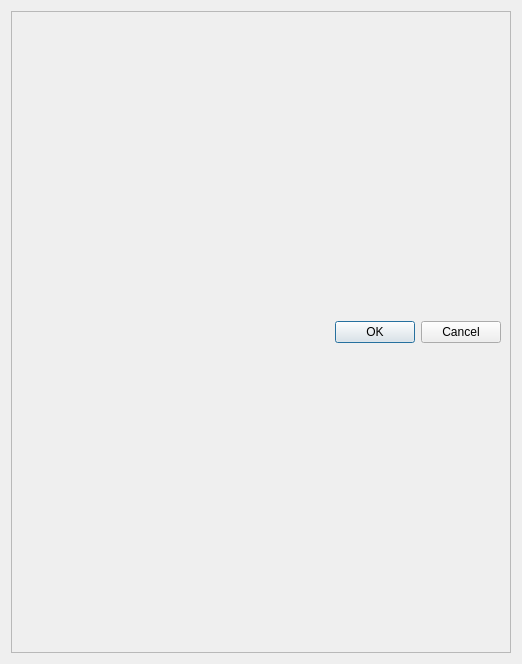
Before: the Qt Designer form maxdomeII.ui in rpineau/maxdomeII, drawn with Qt 5.
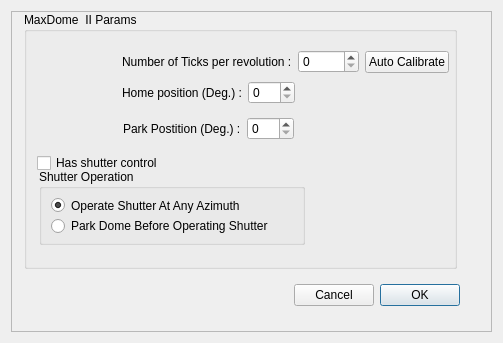
After: the same form once the commit is applied. Custom widgets are drawn as their Qt base class.

What changed in the file:
```diff
--- a/maxdomeII.ui
+++ b/maxdomeII.ui
@@ -6,8 +6,8 @@
    <rect>
     <x>0</x>
     <y>0</y>
-    <width>522</width>
-    <height>664</height>
+    <width>503</width>
+    <height>343</height>
    </rect>
   </property>
   <property name="windowTitle">
@@ -25,9 +25,73 @@
      <property name="SerialPortName" stdset="0">
       <string/>
      </property>
-     <layout class="QGridLayout" name="gridLayout_3">
-      <item row="1" column="0">
-       <layout class="QHBoxLayout" name="horizontalLayout_9">
+     <widget class="QGroupBox" name="MaxDomeIIParams">
+      <property name="geometry">
+       <rect>
+        <x>13</x>
+        <y>1</y>
+        <width>433</width>
+        <height>257</height>
+       </rect>
+      </property>
+      <property name="title">
+       <string>MaxDome  II Params</string>
+      </property>
+      <widget class="QCheckBox" name="checkBox">
+       <property name="geometry">
+        <rect>
+         <x>13</x>
+         <y>142</y>
+         <width>134</width>
+         <height>18</height>
+        </rect>
+       </property>
+       <property name="text">
+        <string>Has shutter control</string>
+       </property>
+      </widget>
+      <widget class="QGroupBox" name="groupBoxShutter">
+       <property name="geometry">
+        <rect>
+         <x>15</x>
+         <y>157</y>
+         <width>266</width>
+         <height>76</height>
+        </rect>
+       </property>
+       <property name="title">
+        <string>Shutter Operation</string>
+       </property>
+       <layout class="QVBoxLayout" name="verticalLayout_2">
+        <item>
+         <widget class="QRadioButton" name="radioButtonShutterAnyAz">
+          <property name="text">
+           <string>Operate Shutter At Any Azimuth</string>
+          </property>
+          <property name="checked">
+           <bool>true</bool>
+          </property>
+         </widget>
+        </item>
+        <item>
+         <widget class="QRadioButton" name="radioButtonradioButtonShutterPark">
+          <property name="text">
+           <string>Park Dome Before Operating Shutter</string>
+          </property>
+         </widget>
+        </item>
+       </layout>
+      </widget>
+      <widget class="QWidget" name="">
+       <property name="geometry">
+        <rect>
+         <x>16</x>
+         <y>32</y>
+         <width>409</width>
+         <height>36</height>
+        </rect>
+       </property>
+       <layout class="QHBoxLayout" name="horizontalLayout">
         <item>
          <spacer name="horizontalSpacer">
           <property name="orientation">
@@ -42,22 +106,184 @@
          </spacer>
         </item>
         <item>
-         <widget class="QPushButton" name="pushButtonOK">
+         <widget class="QLabel" name="label">
           <property name="text">
-           <string>OK</string>
+           <string>Number of Ticks per revolution :</string>
           </property>
          </widget>
         </item>
         <item>
-         <widget class="QPushButton" name="pushButtonCancel">
+         <widget class="QSpinBox" name="ticksPerRev">
+          <property name="maximum">
+           <number>65535</number>
+          </property>
+         </widget>
+        </item>
+        <item>
+         <widget class="QPushButton" name="autoCalibrate">
           <property name="text">
-           <string>Cancel</string>
+           <string>Auto Calibrate</string>
           </property>
          </widget>
         </item>
        </layout>
-      </item>
-     </layout>
+      </widget>
+      <widget class="QWidget" name="">
+       <property name="geometry">
+        <rect>
+         <x>16</x>
+         <y>68</y>
+         <width>337</width>
+         <height>26</height>
+        </rect>
+       </property>
+       <layout class="QHBoxLayout" name="horizontalLayout_2">
+        <item>
+         <spacer name="horizontalSpacer_2">
+          <property name="orientation">
+           <enum>Qt::Horizontal</enum>
+          </property>
+          <property name="sizeHint" stdset="0">
+           <size>
+            <width>40</width>
+            <height>20</height>
+           </size>
+          </property>
+         </spacer>
+        </item>
+        <item>
+         <widget class="QLabel" name="label_2">
+          <property name="text">
+           <string>Home position (Deg.) :</string>
+          </property>
+         </widget>
+        </item>
+        <item>
+         <widget class="QSpinBox" name="homePosition">
+          <property name="maximum">
+           <number>359</number>
+          </property>
+         </widget>
+        </item>
+        <item>
+         <spacer name="horizontalSpacer_5">
+          <property name="orientation">
+           <enum>Qt::Horizontal</enum>
+          </property>
+          <property name="sizeHint" stdset="0">
+           <size>
+            <width>40</width>
+            <height>20</height>
+           </size>
+          </property>
+         </spacer>
+        </item>
+       </layout>
+      </widget>
+      <widget class="QWidget" name="">
+       <property name="geometry">
+        <rect>
+         <x>16</x>
+         <y>104</y>
+         <width>337</width>
+         <height>26</height>
+        </rect>
+       </property>
+       <layout class="QHBoxLayout" name="horizontalLayout_3">
+        <item>
+         <spacer name="horizontalSpacer_3">
+          <property name="orientation">
+           <enum>Qt::Horizontal</enum>
+          </property>
+          <property name="sizeHint" stdset="0">
+           <size>
+            <width>40</width>
+            <height>20</height>
+           </size>
+          </property>
+         </spacer>
+        </item>
+        <item>
+         <widget class="QLabel" name="label_3">
+          <property name="text">
+           <string>Park Postition (Deg.) :</string>
+          </property>
+         </widget>
+        </item>
+        <item>
+         <widget class="QSpinBox" name="pakPosition">
+          <property name="maximum">
+           <number>359</number>
+          </property>
+         </widget>
+        </item>
+        <item>
+         <spacer name="horizontalSpacer_6">
+          <property name="orientation">
+           <enum>Qt::Horizontal</enum>
+          </property>
+          <property name="sizeHint" stdset="0">
+           <size>
+            <width>40</width>
+            <height>20</height>
+           </size>
+          </property>
+         </spacer>
+        </item>
+       </layout>
+      </widget>
+      <zorder>ticksPerRev</zorder>
+      <zorder>label</zorder>
+      <zorder>label_2</zorder>
+      <zorder>homePosition</zorder>
+      <zorder>label_3</zorder>
+      <zorder>pakPosition</zorder>
+      <zorder>verticalLayoutWidget</zorder>
+      <zorder>checkBox</zorder>
+      <zorder>groupBoxShutter</zorder>
+     </widget>
+     <widget class="QWidget" name="horizontalLayoutWidget">
+      <property name="geometry">
+       <rect>
+        <x>16</x>
+        <y>264</y>
+        <width>433</width>
+        <height>41</height>
+       </rect>
+      </property>
+      <layout class="QHBoxLayout" name="horizontalLayout_4">
+       <item>
+        <spacer name="horizontalSpacer_4">
+         <property name="orientation">
+          <enum>Qt::Horizontal</enum>
+         </property>
+         <property name="sizeHint" stdset="0">
+          <size>
+           <width>40</width>
+           <height>20</height>
+          </size>
+         </property>
+        </spacer>
+       </item>
+       <item>
+        <widget class="QPushButton" name="pushButtonCancel">
+         <property name="text">
+          <string>Cancel</string>
+         </property>
+        </widget>
+       </item>
+       <item>
+        <widget class="QPushButton" name="pushButtonOK">
+         <property name="text">
+          <string>OK</string>
+         </property>
+         <property name="default">
+          <bool>true</bool>
+         </property>
+        </widget>
+       </item>
+      </layout>
+     </widget>
     </widget>
    </item>
   </layout>
```
